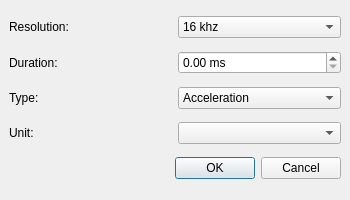
This is ui/OSGCreatePulseDialog.ui in DominikK0702/HU-Sledge-Graph as Qt 5 draws it before an edit. The edited form follows.
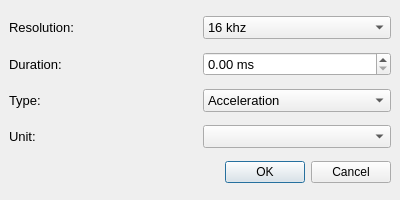
This is the edited form.

```diff
--- a/ui/OSGCreatePulseDialog.ui
+++ b/ui/OSGCreatePulseDialog.ui
@@ -6,7 +6,7 @@
    <rect>
     <x>0</x>
     <y>0</y>
-    <width>350</width>
+    <width>400</width>
     <height>200</height>
    </rect>
   </property>
@@ -19,6 +19,11 @@
      <layout class="QGridLayout" name="gridLayout">
       <item row="3" column="1">
        <widget class="QComboBox" name="comboBoxUnit">
+        <property name="font">
+         <font>
+          <pointsize>10</pointsize>
+         </font>
+        </property>
         <property name="editable">
          <bool>false</bool>
         </property>
@@ -26,6 +31,11 @@
       </item>
       <item row="1" column="0">
        <widget class="QLabel" name="labelDuration">
+        <property name="font">
+         <font>
+          <pointsize>10</pointsize>
+         </font>
+        </property>
         <property name="text">
          <string>Duration:</string>
         </property>
@@ -33,6 +43,11 @@
       </item>
       <item row="0" column="1">
        <widget class="QComboBox" name="comboBoxResolution">
+        <property name="font">
+         <font>
+          <pointsize>10</pointsize>
+         </font>
+        </property>
         <property name="editable">
          <bool>false</bool>
         </property>
@@ -58,6 +73,11 @@
       </item>
       <item row="2" column="1">
        <widget class="QComboBox" name="comboBoxType">
+        <property name="font">
+         <font>
+          <pointsize>10</pointsize>
+         </font>
+        </property>
         <property name="editable">
          <bool>false</bool>
         </property>
@@ -80,6 +100,11 @@
       </item>
       <item row="0" column="0">
        <widget class="QLabel" name="labelResolution">
+        <property name="font">
+         <font>
+          <pointsize>10</pointsize>
+         </font>
+        </property>
         <property name="text">
          <string>Resolution:</string>
         </property>
@@ -87,6 +112,11 @@
       </item>
       <item row="3" column="0">
        <widget class="QLabel" name="labelUnit">
+        <property name="font">
+         <font>
+          <pointsize>10</pointsize>
+         </font>
+        </property>
         <property name="text">
          <string>Unit:</string>
         </property>
@@ -94,6 +124,11 @@
       </item>
       <item row="2" column="0">
        <widget class="QLabel" name="labelType">
+        <property name="font">
+         <font>
+          <pointsize>10</pointsize>
+         </font>
+        </property>
         <property name="text">
          <string>Type:</string>
         </property>
@@ -108,6 +143,11 @@
       </item>
       <item row="1" column="1">
        <widget class="QDoubleSpinBox" name="doubleSpinBoxDuration">
+        <property name="font">
+         <font>
+          <pointsize>10</pointsize>
+         </font>
+        </property>
         <property name="suffix">
          <string> ms</string>
         </property>
```
Left out of the diff: 19 changed lines with no effect on the pictures.
